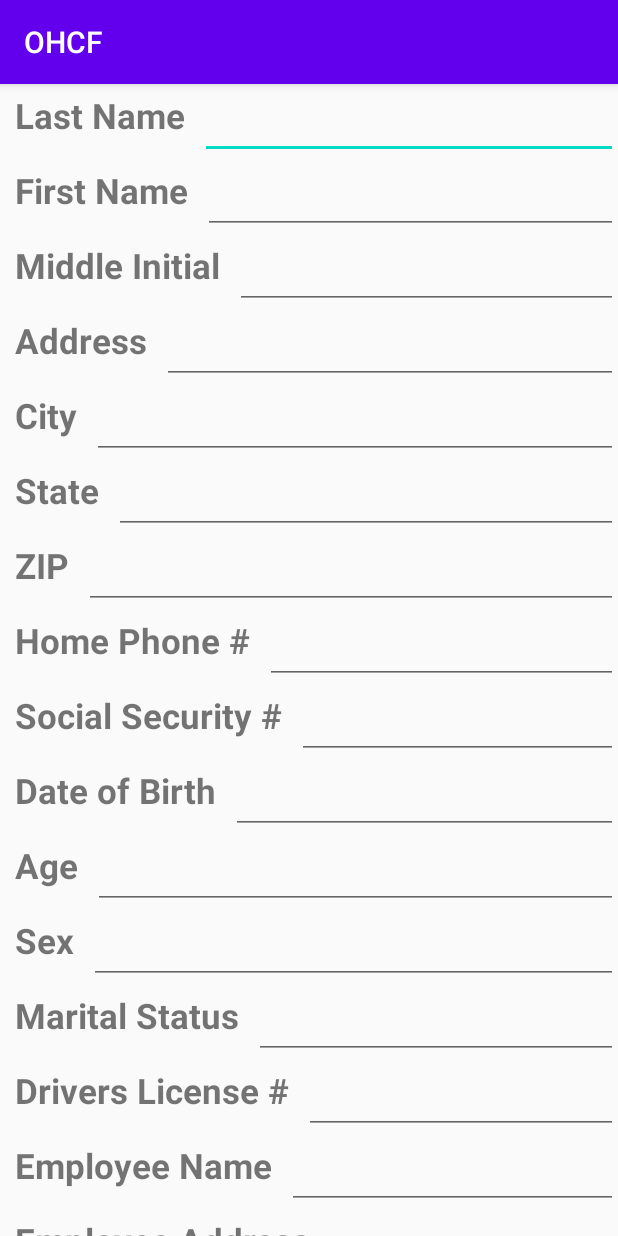
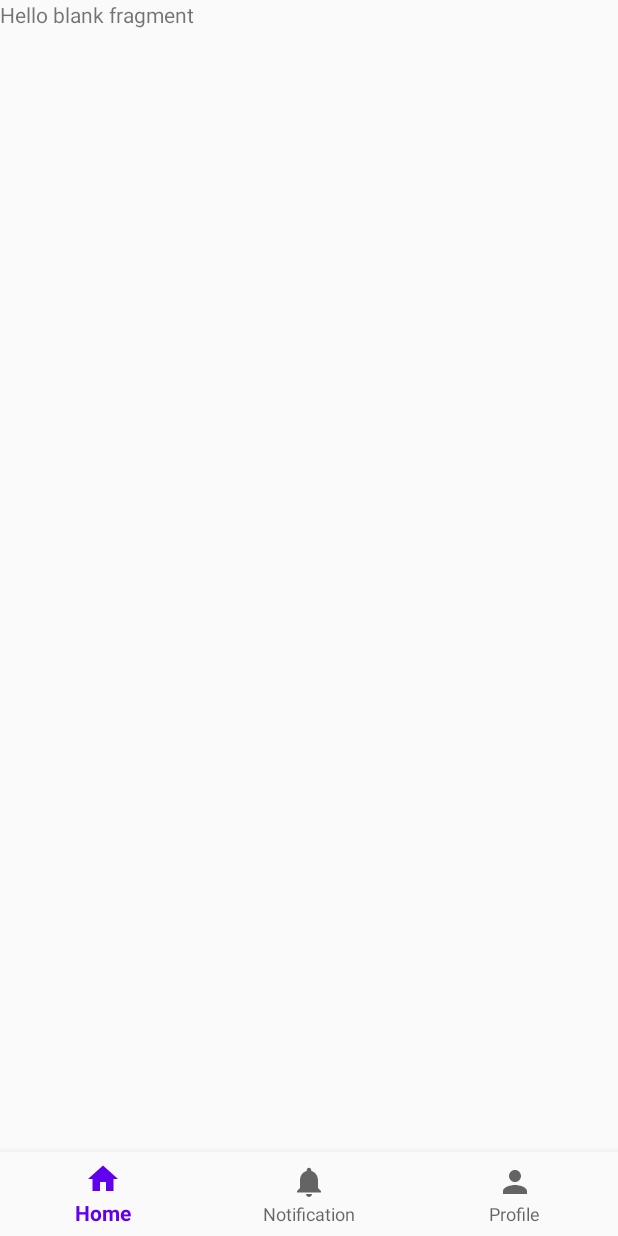
Before and after one commit to ifeadikanwa/OHCF, an Android app: the screen it shows after launch (MainActivity), on a phone screen of 412 x 824 dp. Run offline under Robolectric (Android 15) with nearby library versions, the phone set to English and light mode, and no system bars.

Commit message:
created all the fragment activities

```diff
--- a/app/src/main/AndroidManifest.xml
+++ b/app/src/main/AndroidManifest.xml
@@ -9,6 +9,11 @@
         android:roundIcon="@mipmap/ic_launcher_round"
         android:supportsRtl="true"
         android:theme="@style/AppTheme">
+        <activity android:name=".CustomFormActivity"></activity>
+
+        <meta-data
+            android:name="com.google.firebase.ml.vision.DEPENDENCIES"
+            android:value="ocr" /> <!-- To use multiple models: android:value="ocr,model2,model3" -->
         <activity android:name=".MainActivity">
             <intent-filter>
                 <action android:name="android.intent.action.MAIN" />
--- a/app/src/main/java/com/example/ohcf/CustomForm.java
+++ b/app/src/main/java/com/example/ohcf/CustomForm.java
@@ -26,7 +26,7 @@ public class CustomForm {
     public CustomForm() {
     }
 
-    public CustomForm(String last_name, String first_name, String middle_initial, String address, String city, String state, String zip, String home_phone, String social_security, String date_of_birth, String age, String sex, String marital_status, String drivers_license_num, String employee_name, String employee_address, String work_phone, String email_address, String cell_phone, String emergency_phone, String emergency_contact_name) {
+    public CustomForm(String last_name, String first_name, String middle_initial, String address, String city, String state, String zip, String home_phone, String social_security, String date_of_birth, String age, String sex, String marital_status, String drivers_license_num, String employee_name, String employee_address, String work_phone, String email_address, String cell_phone, String emergency_contact_name, String emergency_phone) {
         this.last_name = last_name;
         this.first_name = first_name;
         this.middle_initial = middle_initial;
--- /dev/null
+++ b/app/src/main/java/com/example/ohcf/HomeFragment.java
@@ -0,0 +1,64 @@
+package com.example.ohcf;
+
+import android.os.Bundle;
+
+import androidx.fragment.app.Fragment;
+
+import android.view.LayoutInflater;
+import android.view.View;
+import android.view.ViewGroup;
+
+/**
+ * A simple {@link Fragment} subclass.
+ * Use the {@link HomeFragment#newInstance} factory method to
+ * create an instance of this fragment.
+ */
+public class HomeFragment extends Fragment {
+
+    // TODO: Rename parameter arguments, choose names that match
+    // the fragment initialization parameters, e.g. ARG_ITEM_NUMBER
+    private static final String ARG_PARAM1 = "param1";
+    private static final String ARG_PARAM2 = "param2";
+
+    // TODO: Rename and change types of parameters
+    private String mParam1;
+    private String mParam2;
+
+    public HomeFragment() {
+        // Required empty public constructor
+    }
+
+    /**
+     * Use this factory method to create a new instance of
+     * this fragment using the provided parameters.
+     *
+     * @param param1 Parameter 1.
+     * @param param2 Parameter 2.
+     * @return A new instance of fragment HomeFragment.
+     */
+    // TODO: Rename and change types and number of parameters
+    public static HomeFragment newInstance(String param1, String param2) {
+        HomeFragment fragment = new HomeFragment();
+        Bundle args = new Bundle();
+        args.putString(ARG_PARAM1, param1);
+        args.putString(ARG_PARAM2, param2);
+        fragment.setArguments(args);
+        return fragment;
+    }
+
+    @Override
+    public void onCreate(Bundle savedInstanceState) {
+        super.onCreate(savedInstanceState);
+        if (getArguments() != null) {
+            mParam1 = getArguments().getString(ARG_PARAM1);
+            mParam2 = getArguments().getString(ARG_PARAM2);
+        }
+    }
+
+    @Override
+    public View onCreateView(LayoutInflater inflater, ViewGroup container,
+                             Bundle savedInstanceState) {
+        // Inflate the layout for this fragment
+        return inflater.inflate(R.layout.fragment_home, container, false);
+    }
+}
--- a/app/src/main/java/com/example/ohcf/MainActivity.java
+++ b/app/src/main/java/com/example/ohcf/MainActivity.java
@@ -1,14 +1,49 @@
 package com.example.ohcf;
 
+import androidx.annotation.NonNull;
 import androidx.appcompat.app.AppCompatActivity;
+import androidx.fragment.app.Fragment;
 
 import android.os.Bundle;
+import android.view.MenuItem;
+
+import com.google.android.material.bottomnavigation.BottomNavigationView;
 
 public class MainActivity extends AppCompatActivity {
+
 
     @Override
     protected void onCreate(Bundle savedInstanceState) {
         super.onCreate(savedInstanceState);
-        setContentView(R.layout.form);
+        setContentView(R.layout.activity_main);
+
+        BottomNavigationView bottomNavigationView = findViewById(R.id.bottom_navigation);
+        bottomNavigationView.setOnNavigationItemSelectedListener(navigationListener);
+
+        Fragment theDefault = new HomeFragment();
+        getSupportFragmentManager().beginTransaction().replace(R.id.fragment_container, theDefault).commit();
     }
+
+    private BottomNavigationView.OnNavigationItemSelectedListener navigationListener = new BottomNavigationView.OnNavigationItemSelectedListener() {
+        @Override
+        public boolean onNavigationItemSelected(@NonNull MenuItem item) {
+            Fragment selected = null;
+            switch(item.getItemId()){
+                case R.id.home_page:
+                    selected = new HomeFragment();
+                    break;
+
+                case R.id.notifications:
+                    selected = new NotificationFragment();
+                    break;
+
+                case R.id.profile:
+                    selected = new ProfileFragment();
+                    break;
+            }
+
+            getSupportFragmentManager().beginTransaction().replace(R.id.fragment_container, selected).commit();
+            return true;
+        }
+    };
 }
--- /dev/null
+++ b/app/src/main/res/drawable/ic_baseline_home_24.xml
@@ -0,0 +1,10 @@
+<vector xmlns:android="http://schemas.android.com/apk/res/android"
+    android:width="24dp"
+    android:height="24dp"
+    android:viewportWidth="24"
+    android:viewportHeight="24"
+    android:tint="?attr/colorControlNormal">
+  <path
+      android:fillColor="@android:color/white"
+      android:pathData="M10,20v-6h4v6h5v-8h3L12,3 2,12h3v8z"/>
+</vector>
--- /dev/null
+++ b/app/src/main/res/drawable/ic_baseline_notifications_24.xml
@@ -0,0 +1,10 @@
+<vector xmlns:android="http://schemas.android.com/apk/res/android"
+    android:width="24dp"
+    android:height="24dp"
+    android:viewportWidth="24"
+    android:viewportHeight="24"
+    android:tint="?attr/colorControlNormal">
+  <path
+      android:fillColor="@android:color/white"
+      android:pathData="M12,22c1.1,0 2,-0.9 2,-2h-4c0,1.1 0.89,2 2,2zM18,16v-5c0,-3.07 -1.64,-5.64 -4.5,-6.32L13.5,4c0,-0.83 -0.67,-1.5 -1.5,-1.5s-1.5,0.67 -1.5,1.5v0.68C7.63,5.36 6,7.92 6,11v5l-2,2v1h16v-1l-2,-2z"/>
+</vector>
--- /dev/null
+++ b/app/src/main/res/drawable/ic_baseline_person_24.xml
@@ -0,0 +1,10 @@
+<vector xmlns:android="http://schemas.android.com/apk/res/android"
+    android:width="24dp"
+    android:height="24dp"
+    android:viewportWidth="24"
+    android:viewportHeight="24"
+    android:tint="?attr/colorControlNormal">
+  <path
+      android:fillColor="@android:color/white"
+      android:pathData="M12,12c2.21,0 4,-1.79 4,-4s-1.79,-4 -4,-4 -4,1.79 -4,4 1.79,4 4,4zM12,14c-2.67,0 -8,1.34 -8,4v2h16v-2c0,-2.66 -5.33,-4 -8,-4z"/>
+</vector>
--- a/app/src/main/res/layout/activity_main.xml
+++ b/app/src/main/res/layout/activity_main.xml
@@ -1,18 +1,25 @@
 <?xml version="1.0" encoding="utf-8"?>
-<androidx.constraintlayout.widget.ConstraintLayout xmlns:android="http://schemas.android.com/apk/res/android"
+<RelativeLayout xmlns:android="http://schemas.android.com/apk/res/android"
     xmlns:app="http://schemas.android.com/apk/res-auto"
     xmlns:tools="http://schemas.android.com/tools"
     android:layout_width="match_parent"
     android:layout_height="match_parent"
+    android:orientation="vertical"
     tools:context=".MainActivity">
 
-    <TextView
-        android:layout_width="wrap_content"
+    <FrameLayout
+        android:id="@+id/fragment_container"
+        android:layout_width="match_parent"
+        android:layout_height="match_parent"
+        android:layout_above="@id/bottom_navigation"/>
+
+    <com.google.android.material.bottomnavigation.BottomNavigationView
+        android:id="@+id/bottom_navigation"
+        android:layout_width="match_parent"
         android:layout_height="wrap_content"
-        android:text="Hello World!"
-        app:layout_constraintBottom_toBottomOf="parent"
-        app:layout_constraintLeft_toLeftOf="parent"
-        app:layout_constraintRight_toRightOf="parent"
-        app:layout_constraintTop_toTopOf="parent" />
+        android:layout_alignParentBottom="true"
+        android:background="?android:windowBackground"
+        app:labelVisibilityMode="labeled"
+        app:menu="@menu/bottom_navigation_menu" />
 
-</androidx.constraintlayout.widget.ConstraintLayout>
+</RelativeLayout>
--- /dev/null
+++ b/app/src/main/res/layout/fragment_home.xml
@@ -0,0 +1,14 @@
+<?xml version="1.0" encoding="utf-8"?>
+<FrameLayout xmlns:android="http://schemas.android.com/apk/res/android"
+    xmlns:tools="http://schemas.android.com/tools"
+    android:layout_width="match_parent"
+    android:layout_height="match_parent"
+    tools:context=".HomeFragment">
+
+    <!-- TODO: Update blank fragment layout -->
+    <TextView
+        android:layout_width="match_parent"
+        android:layout_height="match_parent"
+        android:text="@string/hello_blank_fragment" />
+
+</FrameLayout>
--- /dev/null
+++ b/app/src/main/res/menu/bottom_navigation_menu.xml
@@ -0,0 +1,21 @@
+<?xml version="1.0" encoding="utf-8"?>
+<menu xmlns:android="http://schemas.android.com/apk/res/android">
+
+    <item
+        android:id="@+id/home_page"
+        android:enabled="true"
+        android:icon="@drawable/ic_baseline_home_24"
+        android:title="Home"/>
+    <item
+        android:id="@+id/notifications"
+        android:enabled="true"
+        android:icon="@drawable/ic_baseline_notifications_24"
+        android:title="Notification"/>
+
+    <item
+        android:id="@+id/profile"
+        android:enabled="true"
+        android:icon="@drawable/ic_baseline_person_24"
+        android:title="Profile"/>
+
+</menu>
--- a/app/src/main/res/values/strings.xml
+++ b/app/src/main/res/values/strings.xml
@@ -22,5 +22,7 @@
     <string name="cell_phone">Cell Phone #</string>
     <string name="emerg_phone">Emergency Phone #</string>
     <string name="emerg_contact_name">Emergency Contact Name</string>
+    <!-- TODO: Remove or change this placeholder text -->
+    <string name="hello_blank_fragment">Hello blank fragment</string>
 
 </resources>
--- a/app/src/main/res/values/styles.xml
+++ b/app/src/main/res/values/styles.xml
@@ -1,6 +1,6 @@
 <resources>
     <!-- Base application theme. -->
-    <style name="AppTheme" parent="Theme.AppCompat.Light.DarkActionBar">
+    <style name="AppTheme" parent="Theme.AppCompat.Light.NoActionBar">
         <!-- Customize your theme here. -->
         <item name="colorPrimary">@color/colorPrimary</item>
         <item name="colorPrimaryDark">@color/colorPrimaryDark</item>
```
Also changed, not shown: app/build.gradle (+10 -2 lines), app/src/main/java/com/example/ohcf/CustomFormActivity.java (added, +16 -0 lines), app/src/main/java/com/example/ohcf/FirestoreRepository.java (added, +27 -0 lines), app/src/main/java/com/example/ohcf/NotificationFragment.java (added, +64 -0 lines), app/src/main/java/com/example/ohcf/ProfileFragment.java (added, +64 -0 lines), app/src/main/res/layout/fragment_notification.xml (added, +14 -0 lines), app/src/main/res/layout/fragment_profile.xml (added, +14 -0 lines).
